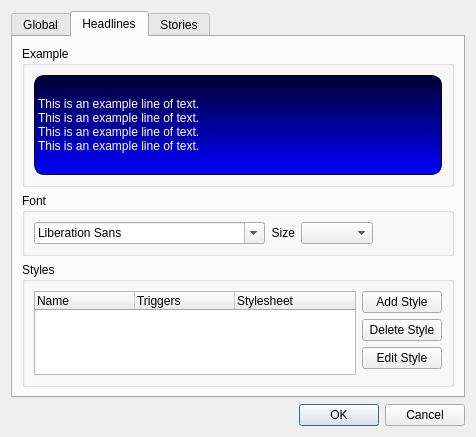
Before: the Qt Designer form settingsdialog.ui in b0bh00d/Newsroom, drawn with Qt 5.
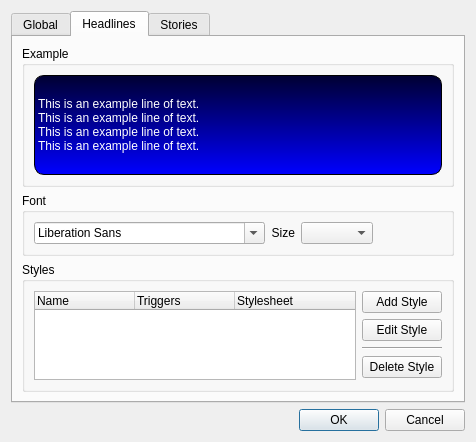
After: the same form once the commit is applied. The open tabs and pages were chosen to show the change.

What changed in the file:
```diff
--- a/settingsdialog.ui
+++ b/settingsdialog.ui
@@ -207,13 +207,6 @@
                 </property>
                </widget>
               </item>
-              <item>
-               <widget class="QPushButton" name="button_DeleteStyle">
-                <property name="text">
-                 <string>Delete Style</string>
-                </property>
-               </widget>
-              </item>
               <item>
                <widget class="QPushButton" name="button_EditStyle">
                 <property name="text">
@@ -221,6 +214,20 @@
                 </property>
                </widget>
               </item>
+              <item>
+               <widget class="Line" name="line_4">
+                <property name="orientation">
+                 <enum>Qt::Horizontal</enum>
+                </property>
+               </widget>
+              </item>
+              <item>
+               <widget class="QPushButton" name="button_DeleteStyle">
+                <property name="text">
+                 <string>Delete Style</string>
+                </property>
+               </widget>
+              </item>
               <item>
                <spacer name="verticalSpacer_2">
                 <property name="orientation">
```
Left out of the diff: 10 changed lines with no effect on the pictures.
